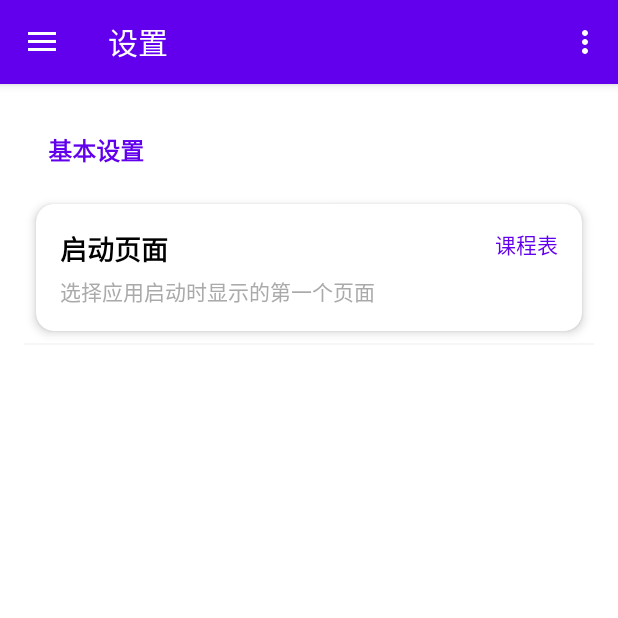
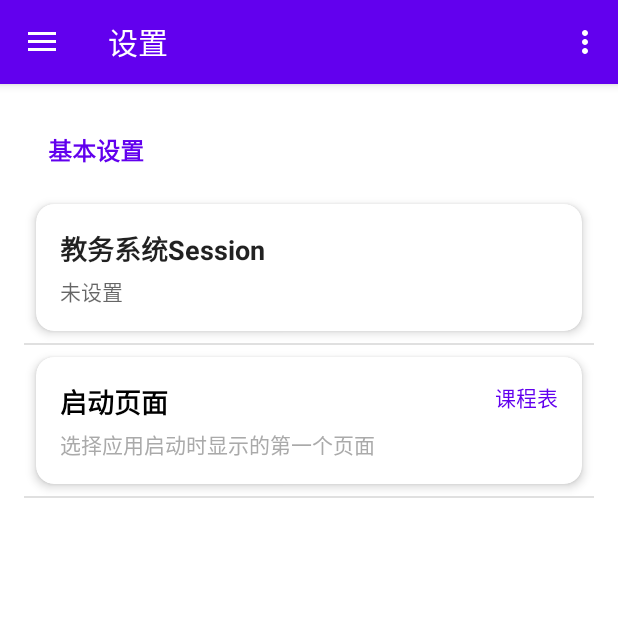
Before and after one commit to liewstar/CQUPT_Assistant, an Android app: the SettingsFragment screen opened through its navigation route, on a phone screen of 412 x 824 dp, the top half of it. Run offline under Robolectric (Android 15) with nearby library versions, the phone set to English and light mode, and no system bars; our stand-ins replace CircleImageView, navigation-ui.

Commit message:
fix: 提交布局文件

```diff
--- a/app/src/main/res/layout/fragment_course_selection.xml
+++ b/app/src/main/res/layout/fragment_course_selection.xml
@@ -9,7 +9,7 @@
         android:id="@+id/session_layout"
         android:layout_width="match_parent"
         android:layout_height="wrap_content"
-        android:hint="Session"
+        android:hint="Session（请在设置中配置）"
         app:layout_constraintTop_toTopOf="parent"
         app:layout_constraintStart_toStartOf="parent"
         app:layout_constraintEnd_toEndOf="parent">
@@ -18,6 +18,7 @@
             android:id="@+id/session_input"
             android:layout_width="match_parent"
             android:layout_height="wrap_content"
+            android:enabled="false"
             android:inputType="text" />
     </com.google.android.material.textfield.TextInputLayout>
 
@@ -101,18 +102,14 @@
                 android:layout_width="wrap_content"
                 android:layout_height="wrap_content"
                 android:layout_marginTop="8dp"
-                android:text="等待开始..."
-                android:textAlignment="center"
-                android:layout_gravity="center" />
+                android:text="准备就绪" />
+
+            <androidx.recyclerview.widget.RecyclerView
+                android:id="@+id/success_list"
+                android:layout_width="match_parent"
+                android:layout_height="wrap_content"
+                android:layout_marginTop="8dp" />
         </LinearLayout>
     </androidx.cardview.widget.CardView>
 
-    <androidx.recyclerview.widget.RecyclerView
-        android:id="@+id/success_list"
-        android:layout_width="match_parent"
-        android:layout_height="0dp"
-        android:layout_marginTop="16dp"
-        app:layout_constraintTop_toBottomOf="@id/status_card"
-        app:layout_constraintBottom_toBottomOf="parent" />
-
 </androidx.constraintlayout.widget.ConstraintLayout>
--- a/app/src/main/res/layout/fragment_settings.xml
+++ b/app/src/main/res/layout/fragment_settings.xml
@@ -37,6 +37,47 @@
                         android:textColor="@color/purple_500"
                         android:textSize="16sp"
                         android:textStyle="bold" />
+
+                    <com.google.android.material.card.MaterialCardView
+                        android:id="@+id/session_container"
+                        android:layout_width="match_parent"
+                        android:layout_height="wrap_content"
+                        android:layout_margin="8dp"
+                        android:clickable="true"
+                        android:focusable="true"
+                        app:cardCornerRadius="12dp"
+                        app:cardElevation="4dp">
+
+                        <LinearLayout
+                            android:layout_width="match_parent"
+                            android:layout_height="wrap_content"
+                            android:orientation="vertical"
+                            android:padding="16dp">
+
+                            <TextView
+                                android:layout_width="wrap_content"
+                                android:layout_height="wrap_content"
+                                android:text="教务系统Session"
+                                android:textStyle="bold"
+                                android:textColor="?android:attr/textColorPrimary"
+                                android:textSize="18sp" />
+
+                            <TextView
+                                android:id="@+id/session_value"
+                                android:layout_width="wrap_content"
+                                android:layout_height="wrap_content"
+                                android:layout_marginTop="4dp"
+                                android:text="未设置"
+                                android:textColor="?android:attr/textColorSecondary"
+                                android:textSize="14sp" />
+                        </LinearLayout>
+
+                    </com.google.android.material.card.MaterialCardView>
+
+                    <View
+                        android:layout_width="match_parent"
+                        android:layout_height="1dp"
+                        android:background="?android:attr/listDivider" />
 
                     <com.google.android.material.card.MaterialCardView
                         android:id="@+id/start_page_container"
@@ -94,8 +135,7 @@
                     <View
                         android:layout_width="match_parent"
                         android:layout_height="1dp"
-                        android:background="@android:color/darker_gray"
-                        android:alpha="0.1"/>
+                        android:background="?android:attr/listDivider" />
 
                 </LinearLayout>
 
```
